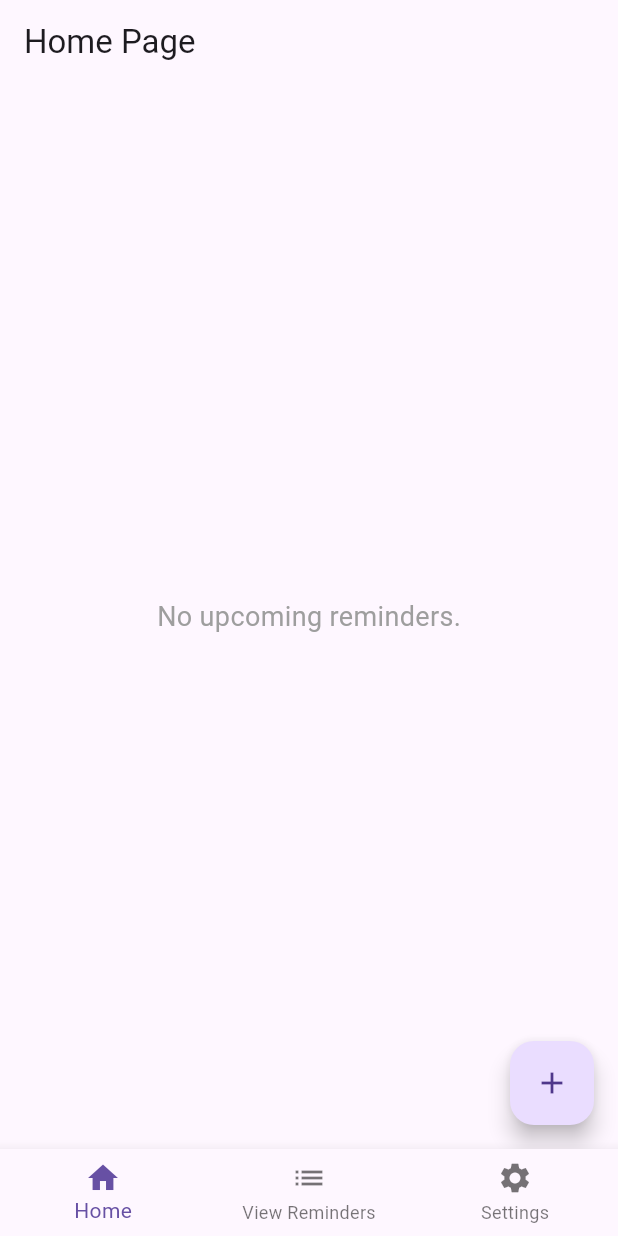
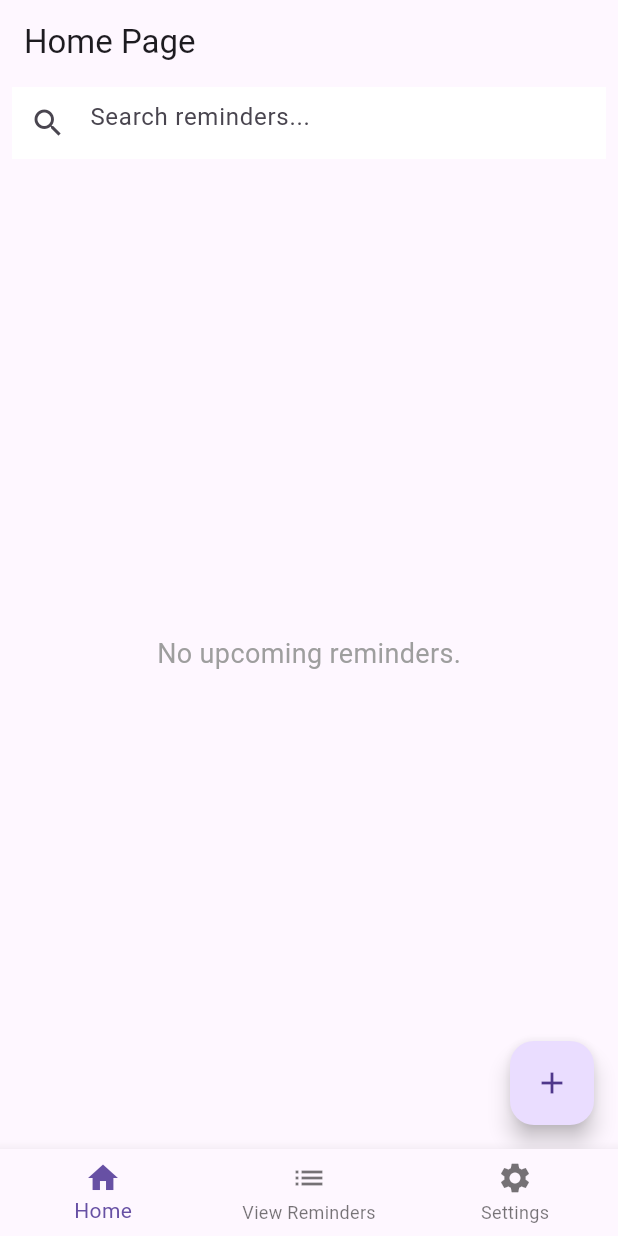
Before and after one commit to sofia883/git_remind_me_repos., a Flutter app: the screen it shows after launch, on a phone screen of 412 x 824 dp. Run offline on Flutter 3.47's test engine with Material 3 defaults, Android fonts, the phone set to English and light mode, and no system bars; our stand-ins replace shared_preferences.

```diff
--- a/lib/home_page.dart
+++ b/lib/home_page.dart
@@ -2,7 +2,7 @@ import 'package:flutter/material.dart';
 import 'package:shared_preferences/shared_preferences.dart';
 import 'dart:convert';
 import 'package:intl/intl.dart';
-import 'create_reminder.dart'; // Make sure to import the CreateReminderPage
+import 'create_reminder.dart';
 
 class HomePage extends StatefulWidget {
   @override
@@ -11,12 +11,15 @@ class HomePage extends StatefulWidget {
 
 class _HomePageState extends State<HomePage> {
   List<Map<String, String>> reminders = [];
+  List<Map<String, String>> filteredReminders = [];
   bool _isLoading = true;
+  TextEditingController _searchController = TextEditingController();
 
   @override
   void initState() {
     super.initState();
     _loadReminders();
+    _searchController.addListener(_filterReminders);
   }
 
   Future<void> _loadReminders() async {
@@ -43,6 +46,7 @@ class _HomePageState extends State<HomePage> {
         return reminderDateTime.isAfter(now);
       }).toList();
 
+      filteredReminders = List.from(reminders);
       _isLoading = false;
     });
   }
@@ -63,11 +67,50 @@ class _HomePageState extends State<HomePage> {
     }
   }
 
+  void _filterReminders() {
+    setState(() {
+      if (_searchController.text.isEmpty) {
+        filteredReminders = List.from(reminders);
+      } else {
+        filteredReminders = reminders.where((reminder) {
+          return (reminder['title'] ?? '')
+                  .toLowerCase()
+                  .contains(_searchController.text.toLowerCase()) ||
+              (reminder['description'] ?? '')
+                  .toLowerCase()
+                  .contains(_searchController.text.toLowerCase());
+        }).toList();
+      }
+    });
+  }
+
+  @override
+  void dispose() {
+    _searchController.dispose();
+    super.dispose();
+  }
+
   @override
   Widget build(BuildContext context) {
     return Scaffold(
       appBar: AppBar(
         title: Text('Home Page'),
+        bottom: PreferredSize(
+          preferredSize: Size.fromHeight(50.0),
+          child: Padding(
+            padding: const EdgeInsets.symmetric(horizontal: 8.0),
+            child: TextField(
+              controller: _searchController,
+              decoration: InputDecoration(
+                hintText: 'Search reminders...',
+                border: InputBorder.none,
+                prefixIcon: Icon(Icons.search),
+                filled: true,
+                fillColor: Colors.white,
+              ),
+            ),
+          ),
+        ),
       ),
       body: _isLoading
           ? Center(
@@ -77,7 +120,7 @@ class _HomePageState extends State<HomePage> {
                 child: CircularProgressIndicator(),
               ),
             )
-          : reminders.isEmpty
+          : filteredReminders.isEmpty
               ? Center(
                   child: Text(
                     'No upcoming reminders.',
@@ -86,9 +129,11 @@ class _HomePageState extends State<HomePage> {
                 )
               : ListView.builder(
                   padding: const EdgeInsets.all(8.0),
-                  itemCount: reminders.length > 3 ? 3 : reminders.length,
+                  itemCount: filteredReminders.length > 3
+                      ? 3
+                      : filteredReminders.length,
                   itemBuilder: (context, index) {
-                    final reminder = reminders[index];
+                    final reminder = filteredReminders[index];
                     final dateTimeText =
                         reminder['date'] != null && reminder['time'] != null
                             ? '${reminder['date']} at ${reminder['time']}'
```
